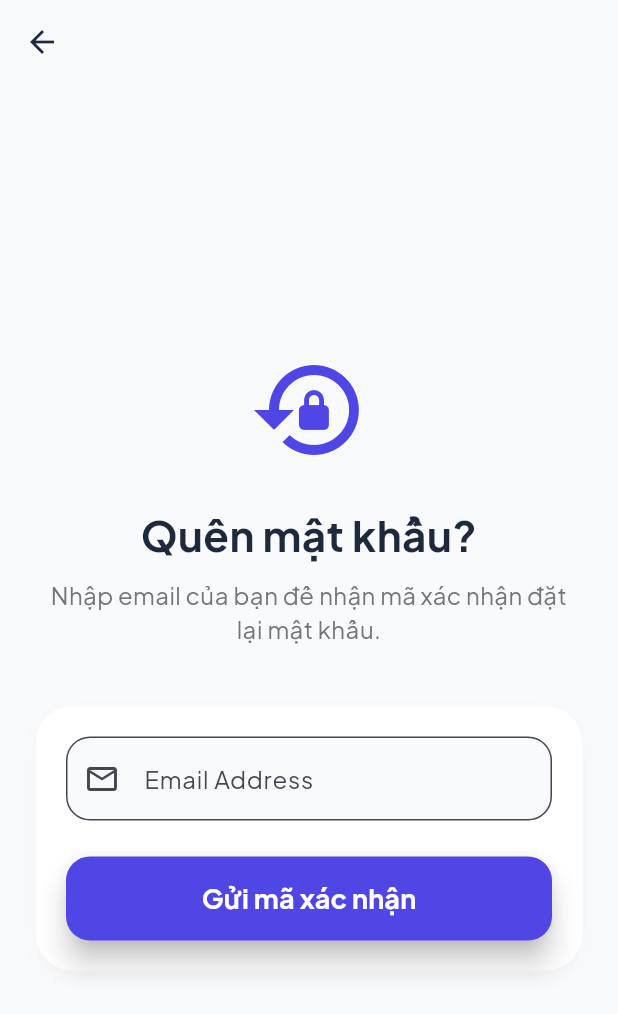
After one commit to minhnhan1404/smartexpense_app, a Flutter app: the screen it shows after launch, after a tap on "Quên mật khẩu?", on a phone screen of 412 x 824 dp. The commit adds this screen. Shown: the top 1014 px of the screen. Run offline on Flutter 3.47's test engine with Material 3 defaults, Android fonts, the phone set to English and light mode, and no system bars; our stand-ins replace fl_chart, google_fonts, image_picker, shared_preferences; network calls fail.

Commit message:
Add Forgot Password screens and logic

```diff
--- a/lib/api_config.dart
+++ b/lib/api_config.dart
@@ -3,7 +3,7 @@ import 'package:flutter/foundation.dart' show kIsWeb;
 
 class ApiConfig {
   // Thay đổi IP này thành IP Wi-Fi của máy tính bạn hoặc tên miền khi lên Store
-  static const String serverIp = '172.16.0.150'; // IP Wi-Fi hiện tại của bạn
+  static const String serverIp = '172.16.5.41'; // IP Wi-Fi hiện tại của bạn
 
   static String get baseUrl {
     if (kIsWeb) return 'http://127.0.0.1/SmartExpense/public/api';
--- /dev/null
+++ b/lib/screens/forgot_password_screen.dart
@@ -0,0 +1,156 @@
+import 'package:flutter/material.dart';
+import 'package:http/http.dart' as http;
+import 'dart:convert';
+import '../api_config.dart';
+import 'verify_reset_code_screen.dart';
+
+class ForgotPasswordScreen extends StatefulWidget {
+  const ForgotPasswordScreen({super.key});
+
+  @override
+  State<ForgotPasswordScreen> createState() => _ForgotPasswordScreenState();
+}
+
+class _ForgotPasswordScreenState extends State<ForgotPasswordScreen> {
+  final _emailController = TextEditingController();
+  bool _isLoading = false;
+  String _errorMessage = '';
+
+  Future<void> _submitEmail() async {
+    final email = _emailController.text.trim();
+    if (email.isEmpty) {
+      setState(() {
+        _errorMessage = 'Vui lòng nhập địa chỉ email.';
+      });
+      return;
+    }
+
+    setState(() {
+      _isLoading = true;
+      _errorMessage = '';
+    });
+
+    try {
+      final response = await http.post(
+        Uri.parse(ApiConfig.getUrl('auth/forgot-password')),
+        headers: {'Accept': 'application/json'},
+        body: {'email': email},
+      );
+
+      final data = json.decode(response.body);
+
+      if (response.statusCode == 200) {
+        if (mounted) {
+          ScaffoldMessenger.of(context).showSnackBar(SnackBar(content: Text(data['message'])));
+          Navigator.push(
+            context,
+            MaterialPageRoute(
+              builder: (context) => VerifyResetCodeScreen(email: email),
+            ),
+          );
+        }
+      } else {
+        setState(() {
+          _errorMessage = data['message'] ?? 'Có lỗi xảy ra.';
+        });
+      }
+    } catch (e) {
+      setState(() {
+        _errorMessage = 'Lỗi kết nối máy chủ. Vui lòng thử lại.';
+      });
+    } finally {
+      if (mounted) {
+        setState(() {
+          _isLoading = false;
+        });
+      }
+    }
+  }
+
+  @override
+  Widget build(BuildContext context) {
+    return Scaffold(
+      backgroundColor: const Color(0xFFF8FAFC),
+      appBar: AppBar(
+        backgroundColor: Colors.transparent,
+        elevation: 0,
+        leading: IconButton(
+          icon: const Icon(Icons.arrow_back, color: Color(0xFF1E293B)),
+          onPressed: () => Navigator.pop(context),
+        ),
+      ),
+      body: SafeArea(
+        child: Center(
+          child: SingleChildScrollView(
+            padding: const EdgeInsets.all(24.0),
+            child: Column(
+              crossAxisAlignment: CrossAxisAlignment.stretch,
+              children: [
+                const Icon(Icons.lock_reset, size: 80, color: Color(0xFF4F46E5)),
+                const SizedBox(height: 24),
+                const Text(
+                  'Quên mật khẩu?',
+                  textAlign: TextAlign.center,
+                  style: TextStyle(fontSize: 28, fontWeight: FontWeight.bold, color: Color(0xFF1E293B)),
+                ),
+                const SizedBox(height: 8),
+                Text(
+                  'Nhập email của bạn để nhận mã xác nhận đặt lại mật khẩu.',
+                  textAlign: TextAlign.center,
+                  style: TextStyle(fontSize: 16, color: Colors.grey.shade600),
+                ),
+                const SizedBox(height: 40),
+                Container(
+                  padding: const EdgeInsets.all(20),
+                  decoration: BoxDecoration(
+                    color: Colors.white,
+                    borderRadius: BorderRadius.circular(24),
+                    boxShadow: [
+                      BoxShadow(color: Colors.grey.withOpacity(0.05), blurRadius: 10, offset: const Offset(0, 4)),
+                    ],
+                  ),
+                  child: Column(
+                    children: [
+                      if (_errorMessage.isNotEmpty)
+                        Padding(
+                          padding: const EdgeInsets.only(bottom: 16),
+                          child: Text(_errorMessage, style: const TextStyle(color: Colors.red)),
+                        ),
+                      TextField(
+                        controller: _emailController,
+                        keyboardType: TextInputType.emailAddress,
+                        decoration: InputDecoration(
+                          labelText: 'Email Address',
+                          prefixIcon: const Icon(Icons.email_outlined),
+                          border: OutlineInputBorder(borderRadius: BorderRadius.circular(16)),
+                          filled: true,
+                          fillColor: const Color(0xFFF8FAFC),
+                        ),
+                      ),
+                      const SizedBox(height: 24),
+                      SizedBox(
+                        width: double.infinity,
+                        height: 56,
+                        child: ElevatedButton(
+                          onPressed: _isLoading ? null : _submitEmail,
+                          style: ElevatedButton.styleFrom(
+                            backgroundColor: const Color(0xFF4F46E5),
+                            shape: RoundedRectangleBorder(borderRadius: BorderRadius.circular(16)),
+                            elevation: 8,
+                          ),
+                          child: _isLoading
+                              ? const SizedBox(height: 24, width: 24, child: CircularProgressIndicator(color: Colors.white, strokeWidth: 2))
+                              : const Text('Gửi mã xác nhận', style: TextStyle(fontSize: 18, fontWeight: FontWeight.bold, color: Colors.white)),
+                        ),
+                      ),
+                    ],
+                  ),
+                ),
+              ],
+            ),
+          ),
+        ),
+      ),
+    );
+  }
+}
--- a/lib/screens/login_screen.dart
+++ b/lib/screens/login_screen.dart
@@ -8,6 +8,7 @@ import 'dart:io' show Platform;
 
 import '../main.dart';
 import 'register_screen.dart';
+import 'forgot_password_screen.dart';
 
 class LoginScreen extends StatefulWidget {
   const LoginScreen({super.key});
@@ -157,7 +158,21 @@ class _LoginScreenState extends State<LoginScreen> {
                           fillColor: const Color(0xFFF8FAFC),
                         ),
                       ),
-                      const SizedBox(height: 24),
+                      const SizedBox(height: 8),
+                      // Nút Quên mật khẩu
+                      Align(
+                        alignment: Alignment.centerRight,
+                        child: TextButton(
+                          onPressed: () {
+                            Navigator.push(
+                              context,
+                              MaterialPageRoute(builder: (context) => const ForgotPasswordScreen()),
+                            );
+                          },
+                          child: const Text('Quên mật khẩu?', style: TextStyle(color: Color(0xFF4F46E5), fontWeight: FontWeight.bold)),
+                        ),
+                      ),
+                      const SizedBox(height: 16),
 
                       // Nút Đăng Nhập
                       SizedBox(
```
Also changed, not shown: lib/screens/reset_password_screen.dart (added, +180 -0 lines), lib/screens/verify_reset_code_screen.dart (added, +160 -0 lines).
